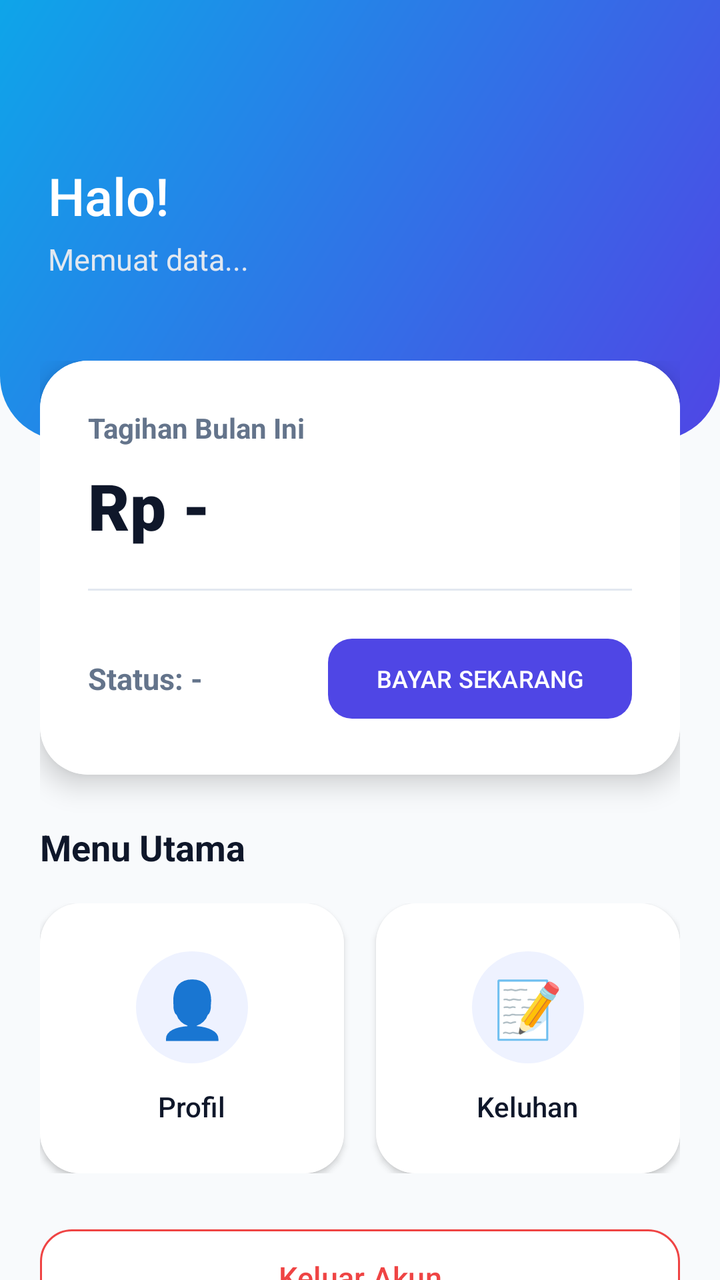
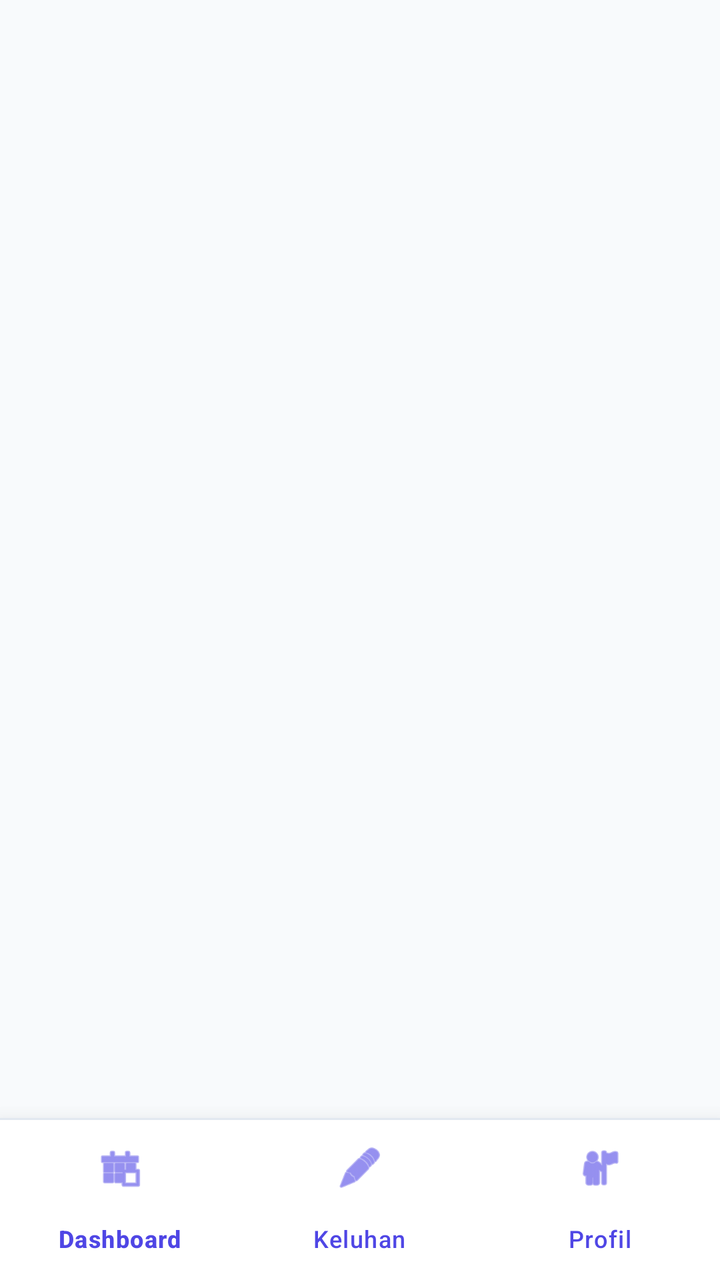

The first picture is an Android layout as it rendered before a commit; the second is the same layout after the commit. The layout source and the unified diff follow.
<!-- AndroidManifest.xml: application theme Theme.ManajemenKos -->
<!-- res/layout/activity_main.xml -->
<?xml version="1.0" encoding="utf-8"?>
<androidx.coordinatorlayout.widget.CoordinatorLayout xmlns:android="http://schemas.android.com/apk/res/android"
    xmlns:app="http://schemas.android.com/apk/res-auto"
    android:layout_width="match_parent"
    android:layout_height="match_parent"
    android:background="@color/bg_light">

    <com.google.android.material.appbar.AppBarLayout
        android:layout_width="match_parent"
        android:layout_height="wrap_content"
        android:theme="@style/Theme.MaterialComponents.Light.DarkActionBar"
        android:background="@android:color/transparent"
        app:elevation="0dp">

        <RelativeLayout
            android:layout_width="match_parent"
            android:layout_height="220dp"
            android:background="@drawable/header_gradient"
            android:padding="24dp">

            <LinearLayout
                android:layout_width="match_parent"
                android:layout_height="wrap_content"
                android:orientation="vertical"
                android:layout_centerVertical="true">

                <TextView
                    android:id="@+id/tvNama"
                    android:layout_width="wrap_content"
                    android:layout_height="wrap_content"
                    android:text="Halo!"
                    android:textSize="26sp"
                    android:fontFamily="sans-serif-medium"
                    android:textColor="@color/white" />

                <TextView
                    android:id="@+id/tvKamar"
                    android:layout_width="wrap_content"
                    android:layout_height="wrap_content"
                    android:text="Memuat data..."
                    android:textSize="15sp"
                    android:layout_marginTop="4dp"
                    android:textColor="#E2E8F0" />
            </LinearLayout>

        </RelativeLayout>
    </com.google.android.material.appbar.AppBarLayout>

    <androidx.core.widget.NestedScrollView
        android:layout_width="match_parent"
        android:layout_height="match_parent"
        app:layout_behavior="@string/appbar_scrolling_view_behavior"
        android:layout_marginTop="-60dp">

        <LinearLayout
            android:layout_width="match_parent"
            android:layout_height="wrap_content"
            android:orientation="vertical"
            android:padding="20dp">

            
            <androidx.cardview.widget.CardView
                android:layout_width="match_parent"
                android:layout_height="wrap_content"
                app:cardCornerRadius="24dp"
                app:cardElevation="8dp"
                android:layout_marginBottom="24dp">

                <LinearLayout
                    android:layout_width="match_parent"
                    android:layout_height="wrap_content"
                    android:orientation="vertical"
                    android:padding="24dp"
                    android:background="@color/card_bg">

                    <TextView
                        android:id="@+id/tvTagihanBulan"
                        android:layout_width="wrap_content"
                        android:layout_height="wrap_content"
                        android:text="Tagihan Bulan Ini"
                        android:textSize="14sp"
                        android:textStyle="bold"
                        android:textColor="@color/text_secondary" />

                    <TextView
                        android:id="@+id/tvNominal"
                        android:layout_width="wrap_content"
                        android:layout_height="wrap_content"
                        android:text="Rp -"
                        android:textSize="32sp"
                        android:textStyle="bold"
                        android:fontFamily="sans-serif-black"
                        android:textColor="@color/text_primary"
                        android:layout_marginTop="8dp" />

                    <View
                        android:layout_width="match_parent"
                        android:layout_height="1dp"
                        android:background="@color/divider"
                        android:layout_marginTop="20dp"
                        android:layout_marginBottom="20dp" />

                    <LinearLayout
                        android:layout_width="match_parent"
                        android:layout_height="wrap_content"
                        android:orientation="horizontal"
                        android:gravity="center_vertical">

                        <TextView
                            android:id="@+id/tvStatus"
                            android:layout_width="0dp"
                            android:layout_weight="1"
                            android:layout_height="wrap_content"
                            android:text="Status: -"
                            android:textSize="15sp"
                            android:textStyle="bold"
                            android:textColor="@color/text_secondary" />

                        <com.google.android.material.button.MaterialButton
                            android:id="@+id/btnBayar"
                            android:layout_width="wrap_content"
                            android:layout_height="wrap_content"
                            android:text="BAYAR SEKARANG"
                            android:textSize="12sp"
                            app:cornerRadius="12dp"
                            app:backgroundTint="@color/primary"
                            android:textColor="@color/white" />
                    </LinearLayout>
                </LinearLayout>
            </androidx.cardview.widget.CardView>

            
            <TextView
                android:layout_width="wrap_content"
                android:layout_height="wrap_content"
                android:text="Menu Utama"
                android:textStyle="bold"
                android:textSize="18sp"
                android:textColor="@color/text_primary"
                android:layout_marginBottom="16dp" />

            <LinearLayout
                android:layout_width="match_parent"
                android:layout_height="wrap_content"
                android:orientation="horizontal"
                android:baselineAligned="false"
                android:layout_marginBottom="24dp">

                
                <androidx.cardview.widget.CardView
                    android:id="@+id/cardProfil"
                    android:layout_width="0dp"
                    android:layout_height="wrap_content"
                    android:layout_weight="1"
                    app:cardCornerRadius="20dp"
                    app:cardElevation="2dp"
                    android:layout_marginEnd="8dp">

                    <LinearLayout
                        android:layout_width="match_parent"
                        android:layout_height="wrap_content"
                        android:orientation="vertical"
                        android:gravity="center"
                        android:padding="24dp"
                        android:background="@color/card_bg">

                        <TextView
                            android:layout_width="56dp"
                            android:layout_height="56dp"
                            android:text="👤"
                            android:gravity="center"
                            android:textSize="28sp"
                            android:background="@drawable/icon_bg_light" />

                        <TextView
                            android:layout_width="wrap_content"
                            android:layout_height="wrap_content"
                            android:text="Profil"
                            android:textSize="14sp"
                            android:fontFamily="sans-serif-medium"
                            android:textColor="@color/text_primary"
                            android:layout_marginTop="12dp" />
                    </LinearLayout>
                </androidx.cardview.widget.CardView>

                
                <androidx.cardview.widget.CardView
                    android:id="@+id/cardKeluhan"
                    android:layout_width="0dp"
                    android:layout_height="wrap_content"
                    android:layout_weight="1"
                    app:cardCornerRadius="20dp"
                    app:cardElevation="2dp"
                    android:layout_marginStart="8dp">

                    <LinearLayout
                        android:layout_width="match_parent"
                        android:layout_height="wrap_content"
                        android:orientation="vertical"
                        android:gravity="center"
                        android:padding="24dp"
                        android:background="@color/card_bg">

                        <TextView
                            android:layout_width="56dp"
                            android:layout_height="56dp"
                            android:text="📝"
                            android:gravity="center"
                            android:textSize="28sp"
                            android:background="@drawable/icon_bg_light" />

                        <TextView
                            android:layout_width="wrap_content"
                            android:layout_height="wrap_content"
                            android:text="Keluhan"
                            android:textSize="14sp"
                            android:fontFamily="sans-serif-medium"
                            android:textColor="@color/text_primary"
                            android:layout_marginTop="12dp" />
                    </LinearLayout>
                </androidx.cardview.widget.CardView>
            </LinearLayout>

            
            <com.google.android.material.button.MaterialButton
                android:id="@+id/btnLogout"
                android:layout_width="match_parent"
                android:layout_height="56dp"
                android:text="Keluar Akun"
                android:textSize="15sp"
                app:cornerRadius="16dp"
                app:backgroundTint="@color/card_bg"
                android:textColor="@color/danger"
                app:strokeColor="@color/danger"
                app:strokeWidth="1dp" />

        </LinearLayout>
    </androidx.core.widget.NestedScrollView>

</androidx.coordinatorlayout.widget.CoordinatorLayout>
<!-- resources referenced by this layout -->
<resources>
  <color name="bg_light">#F8FAFC</color>
  <color name="card_bg">#FFFFFF</color>
  <color name="danger">#EF4444</color>
  <color name="divider">#E2E8F0</color>
  <color name="primary">#4F46E5</color>
  <color name="text_primary">#0F172A</color>
  <color name="text_secondary">#64748B</color>
  <color name="white">#FFFFFFFF</color>
  <!-- drawable header_gradient (drawable) -->
  <?xml version="1.0" encoding="utf-8"?>
  <shape xmlns:android="http://schemas.android.com/apk/res/android"
      android:shape="rectangle">
      <gradient
          android:startColor="@color/primary"
          android:endColor="@color/accent"
          android:angle="135"
          android:type="linear" />
      <corners
          android:bottomLeftRadius="32dp"
          android:bottomRightRadius="32dp" />
  </shape>
  <!-- drawable icon_bg_light (drawable) -->
  <?xml version="1.0" encoding="utf-8"?>
  <shape xmlns:android="http://schemas.android.com/apk/res/android"
      android:shape="oval">
      <solid android:color="#EEF2FF" /> 
  </shape>
  <style name="Theme.ManajemenKos" parent="Base.Theme.ManajemenKos" />
  <color name="accent">#0EA5E9</color>
  <style name="Base.Theme.ManajemenKos" parent="Theme.Material3.DayNight.NoActionBar">
          <item name="colorPrimary">@color/primary</item>
          <item name="colorPrimaryDark">@color/primary_dark</item>
          <item name="colorAccent">@color/accent</item>
          <item name="android:textColor">@color/text_primary</item>
          <item name="android:editTextColor">@color/text_primary</item>
          <item name="android:textColorHint">@color/text_secondary</item>
      </style>
  <color name="primary_dark">#3730A3</color>
</resources>

<!-- the commit's change to res/layout/activity_main.xml (unified diff, before → after) -->
@@ -1,240 +1,40 @@
 <?xml version="1.0" encoding="utf-8"?>
-<androidx.coordinatorlayout.widget.CoordinatorLayout xmlns:android="http://schemas.android.com/apk/res/android"
+<RelativeLayout xmlns:android="http://schemas.android.com/apk/res/android"
     xmlns:app="http://schemas.android.com/apk/res-auto"
     android:layout_width="match_parent"
     android:layout_height="match_parent"
     android:background="@color/bg_light">
 
-    <com.google.android.material.appbar.AppBarLayout
+    <FrameLayout
+        android:id="@+id/fragmentContainer"
+        android:layout_width="match_parent"
+        android:layout_height="match_parent"
+        android:layout_above="@+id/bottomNavContainer" />
+
+    <LinearLayout
+        android:id="@+id/bottomNavContainer"
         android:layout_width="match_parent"
         android:layout_height="wrap_content"
-        android:theme="@style/Theme.MaterialComponents.Light.DarkActionBar"
-        android:background="@android:color/transparent"
-        app:elevation="0dp">
+        android:layout_alignParentBottom="true"
+        android:orientation="vertical"
+        android:background="@color/card_bg"
+        android:elevation="16dp">
 
-        <RelativeLayout
+        <View
             android:layout_width="match_parent"
-            android:layout_height="220dp"
-            android:background="@drawable/header_gradient"
-            android:padding="24dp">
+            android:layout_height="1dp"
+            android:background="@color/divider" />
 
-            <LinearLayout
-                android:layout_width="match_parent"
-                android:layout_height="wrap_content"
-                android:orientation="vertical"
-                android:layout_centerVertical="true">
-
-                <TextView
-                    android:id="@+id/tvNama"
-                    android:layout_width="wrap_content"
-                    android:layout_height="wrap_content"
-                    android:text="Halo!"
-                    android:textSize="26sp"
-                    android:fontFamily="sans-serif-medium"
-                    android:textColor="@color/white" />
-
-                <TextView
-                    android:id="@+id/tvKamar"
-                    android:layout_width="wrap_content"
-                    android:layout_height="wrap_content"
-                    android:text="Memuat data..."
-                    android:textSize="15sp"
-                    android:layout_marginTop="4dp"
-                    android:textColor="#E2E8F0" />
-            </LinearLayout>
-
-        </RelativeLayout>
-    </com.google.android.material.appbar.AppBarLayout>
-
-    <androidx.core.widget.NestedScrollView
-        android:layout_width="match_parent"
-        android:layout_height="match_parent"
-        app:layout_behavior="@string/appbar_scrolling_view_behavior"
-        android:layout_marginTop="-60dp">
-
-        <LinearLayout
+        <com.google.android.material.bottomnavigation.BottomNavigationView
+            android:id="@+id/bottomNav"
             android:layout_width="match_parent"
             android:layout_height="wrap_content"
-            android:orientation="vertical"
-            android:padding="20dp">
+            android:background="@color/card_bg"
+            app:itemIconTint="@color/primary"
+            app:itemTextColor="@color/primary"
+            app:itemActiveIndicatorStyle="@style/BottomNavIndicator"
+            app:labelVisibilityMode="labeled"
+            app:menu="@menu/bottom_nav_menu" />
+    </LinearLayout>
 
-            
-            <androidx.cardview.widget.CardView
-                android:layout_width="match_parent"
-                android:layout_height="wrap_content"
-                app:cardCornerRadius="24dp"
-                app:cardElevation="8dp"
-                android:layout_marginBottom="24dp">
-
-                <LinearLayout
-                    android:layout_width="match_parent"
-                    android:layout_height="wrap_content"
-                    android:orientation="vertical"
-                    android:padding="24dp"
-                    android:background="@color/card_bg">
-
-                    <TextView
-                        android:id="@+id/tvTagihanBulan"
-                        android:layout_width="wrap_content"
-                        android:layout_height="wrap_content"
-                        android:text="Tagihan Bulan Ini"
-                        android:textSize="14sp"
-                        android:textStyle="bold"
-                        android:textColor="@color/text_secondary" />
-
-                    <TextView
-                        android:id="@+id/tvNominal"
-                        android:layout_width="wrap_content"
-                        android:layout_height="wrap_content"
-                        android:text="Rp -"
-                        android:textSize="32sp"
-                        android:textStyle="bold"
-                        android:fontFamily="sans-serif-black"
-                        android:textColor="@color/text_primary"
-                        android:layout_marginTop="8dp" />
-
-                    <View
-                        android:layout_width="match_parent"
-                        android:layout_height="1dp"
-                        android:background="@color/divider"
-                        android:layout_marginTop="20dp"
-                        android:layout_marginBottom="20dp" />
-
-                    <LinearLayout
-                        android:layout_width="match_parent"
-                        android:layout_height="wrap_content"
-                        android:orientation="horizontal"
-                        android:gravity="center_vertical">
-
-                        <TextView
-                            android:id="@+id/tvStatus"
-                            android:layout_width="0dp"
-                            android:layout_weight="1"
-                            android:layout_height="wrap_content"
-                            android:text="Status: -"
-                            android:textSize="15sp"
-                            android:textStyle="bold"
-                            android:textColor="@color/text_secondary" />
-
-                        <com.google.android.material.button.MaterialButton
-                            android:id="@+id/btnBayar"
-                            android:layout_width="wrap_content"
-                            android:layout_height="wrap_content"
-                            android:text="BAYAR SEKARANG"
-                            android:textSize="12sp"
-                            app:cornerRadius="12dp"
-                            app:backgroundTint="@color/primary"
-                            android:textColor="@color/white" />
-                    </LinearLayout>
-                </LinearLayout>
-            </androidx.cardview.widget.CardView>
-
-            
-            <TextView
-                android:layout_width="wrap_content"
-                android:layout_height="wrap_content"
-                android:text="Menu Utama"
-                android:textStyle="bold"
-                android:textSize="18sp"
-                android:textColor="@color/text_primary"
-                android:layout_marginBottom="16dp" />
-
-            <LinearLayout
-                android:layout_width="match_parent"
-                android:layout_height="wrap_content"
-                android:orientation="horizontal"
-                android:baselineAligned="false"
-                android:layout_marginBottom="24dp">
-
-                
-                <androidx.cardview.widget.CardView
-                    android:id="@+id/cardProfil"
-                    android:layout_width="0dp"
-                    android:layout_height="wrap_content"
-                    android:layout_weight="1"
-                    app:cardCornerRadius="20dp"
-                    app:cardElevation="2dp"
-                    android:layout_marginEnd="8dp">
-
-                    <LinearLayout
-                        android:layout_width="match_parent"
-                        android:layout_height="wrap_content"
-                        android:orientation="vertical"
-                        android:gravity="center"
-                        android:padding="24dp"
-                        android:background="@color/card_bg">
-
-                        <TextView
-                            android:layout_width="56dp"
-                            android:layout_height="56dp"
-                            android:text="👤"
-                            android:gravity="center"
-                            android:textSize="28sp"
-                            android:background="@drawable/icon_bg_light" />
-
-                        <TextView
-                            android:layout_width="wrap_content"
-                            android:layout_height="wrap_content"
-                            android:text="Profil"
-                            android:textSize="14sp"
-                            android:fontFamily="sans-serif-medium"
-                            android:textColor="@color/text_primary"
-                            android:layout_marginTop="12dp" />
-                    </LinearLayout>
-                </androidx.cardview.widget.CardView>
-
-                
-                <androidx.cardview.widget.CardView
-                    android:id="@+id/cardKeluhan"
-                    android:layout_width="0dp"
-                    android:layout_height="wrap_content"
-                    android:layout_weight="1"
-                    app:cardCornerRadius="20dp"
-                    app:cardElevation="2dp"
-                    android:layout_marginStart="8dp">
-
-                    <LinearLayout
-                        android:layout_width="match_parent"
-                        android:layout_height="wrap_content"
-                        android:orientation="vertical"
-                        android:gravity="center"
-                        android:padding="24dp"
-                        android:background="@color/card_bg">
-
-                        <TextView
-                            android:layout_width="56dp"
-                            android:layout_height="56dp"
-                            android:text="📝"
-                            android:gravity="center"
-                            android:textSize="28sp"
-                            android:background="@drawable/icon_bg_light" />
-
-                        <TextView
-                            android:layout_width="wrap_content"
-                            android:layout_height="wrap_content"
-                            android:text="Keluhan"
-                            android:textSize="14sp"
-                            android:fontFamily="sans-serif-medium"
-                            android:textColor="@color/text_primary"
-                            android:layout_marginTop="12dp" />
-                    </LinearLayout>
-                </androidx.cardview.widget.CardView>
-            </LinearLayout>
-
-            
-            <com.google.android.material.button.MaterialButton
-                android:id="@+id/btnLogout"
-                android:layout_width="match_parent"
-                android:layout_height="56dp"
-                android:text="Keluar Akun"
-                android:textSize="15sp"
-                app:cornerRadius="16dp"
-                app:backgroundTint="@color/card_bg"
-                android:textColor="@color/danger"
-                app:strokeColor="@color/danger"
-                app:strokeWidth="1dp" />
-
-        </LinearLayout>
-    </androidx.core.widget.NestedScrollView>
-
-</androidx.coordinatorlayout.widget.CoordinatorLayout>
+</RelativeLayout>
<!-- resource entries referenced after the edit -->
@@ -2,33 +2,12 @@
 <resources>
   <color name="bg_light">#F8FAFC</color>
   <color name="card_bg">#FFFFFF</color>
-  <color name="danger">#EF4444</color>
   <color name="divider">#E2E8F0</color>
   <color name="primary">#4F46E5</color>
-  <color name="text_primary">#0F172A</color>
-  <color name="text_secondary">#64748B</color>
-  <color name="white">#FFFFFFFF</color>
-  <!-- drawable header_gradient (drawable) -->
-  <?xml version="1.0" encoding="utf-8"?>
-  <shape xmlns:android="http://schemas.android.com/apk/res/android"
-      android:shape="rectangle">
-      <gradient
-          android:startColor="@color/primary"
-          android:endColor="@color/accent"
-          android:angle="135"
-          android:type="linear" />
-      <corners
-          android:bottomLeftRadius="32dp"
-          android:bottomRightRadius="32dp" />
-  </shape>
-  <!-- drawable icon_bg_light (drawable) -->
-  <?xml version="1.0" encoding="utf-8"?>
-  <shape xmlns:android="http://schemas.android.com/apk/res/android"
-      android:shape="oval">
-      <solid android:color="#EEF2FF" /> 
-  </shape>
+  <style name="BottomNavIndicator" parent="Widget.Material3.BottomNavigationView.ActiveIndicator">
+          <item name="android:color">#EEF2FF</item>
+      </style>
   <style name="Theme.ManajemenKos" parent="Base.Theme.ManajemenKos" />
-  <color name="accent">#0EA5E9</color>
   <style name="Base.Theme.ManajemenKos" parent="Theme.Material3.DayNight.NoActionBar">
           <item name="colorPrimary">@color/primary</item>
           <item name="colorPrimaryDark">@color/primary_dark</item>
@@ -38,5 +17,8 @@
           <item name="android:textColorHint">@color/text_secondary</item>
       </style>
   <color name="primary_dark">#3730A3</color>
+  <color name="accent">#0EA5E9</color>
+  <color name="text_primary">#0F172A</color>
+  <color name="text_secondary">#64748B</color>
 </resources>
 
